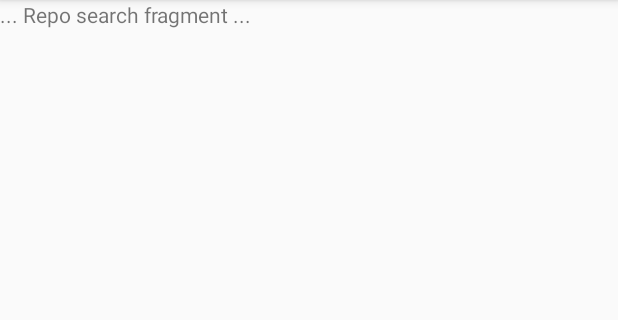
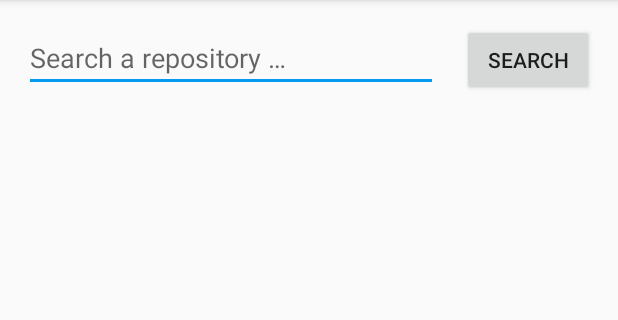
Before and after one commit to aron123/github-browser, an Android app: the screen it shows after launch (MainActivity), in the side drawer, after a tap on "Search repos", on a phone screen of 412 x 824 dp, the part 84-404 px from its top. Run offline under Robolectric (Android 15) with nearby library versions, the phone set to English and light mode, and no system bars; our stand-ins replace Picasso; libraries missing offline, so code that uses them is left out: org.mapstruct, org.mapstruct.factory; pictures from the network do not load; 15 statements that could not run were skipped.

Commit message:
Add repo search

```diff
--- a/app/src/main/java/hu/arondev/uni/mobileprog/githubbrowser/repo/search/RepoSearchFragment.kt
+++ b/app/src/main/java/hu/arondev/uni/mobileprog/githubbrowser/repo/search/RepoSearchFragment.kt
@@ -1,12 +1,19 @@
 package hu.arondev.uni.mobileprog.githubbrowser.repo.search
 
+import android.content.Context
 import androidx.lifecycle.ViewModelProvider
 import android.os.Bundle
 import androidx.fragment.app.Fragment
 import android.view.LayoutInflater
 import android.view.View
 import android.view.ViewGroup
+import hu.arondev.uni.mobileprog.githubbrowser.GitHubViewModelFactory
+import hu.arondev.uni.mobileprog.githubbrowser.MainActivityDelegate
 import hu.arondev.uni.mobileprog.githubbrowser.R
+import hu.arondev.uni.mobileprog.githubbrowser.user.page.RepositoryAdapter
+import kotlinx.android.synthetic.main.repo_search_fragment.*
+import kotlinx.android.synthetic.main.user_search_fragment.*
+import java.lang.ClassCastException
 
 class RepoSearchFragment : Fragment() {
 
@@ -15,6 +22,18 @@ class RepoSearchFragment : Fragment() {
     }
 
     private lateinit var viewModel: RepoSearchViewModel
+
+    private lateinit var mainActivityDelegate: MainActivityDelegate
+
+    override fun onAttach(context: Context) {
+        super.onAttach(context)
+
+        try {
+            mainActivityDelegate = context as MainActivityDelegate
+        } catch (e: ClassCastException) {
+            throw ClassCastException()
+        }
+    }
 
     override fun onCreateView(
         inflater: LayoutInflater, container: ViewGroup?,
@@ -25,8 +44,19 @@ class RepoSearchFragment : Fragment() {
 
     override fun onActivityCreated(savedInstanceState: Bundle?) {
         super.onActivityCreated(savedInstanceState)
-        viewModel = ViewModelProvider(this).get(RepoSearchViewModel::class.java)
-        // TODO: Use the ViewModel
+        viewModel = ViewModelProvider(this, GitHubViewModelFactory).get(RepoSearchViewModel::class.java)
+
+        viewModel.repos.observe(this, { repos ->
+            val adapter = RepositoryAdapter(context!!, repos) { repo ->
+                mainActivityDelegate.openRepositoryPage(repo.owner.login, repo.name)
+            }
+            repo_search_recyclerview.adapter = adapter
+        })
+
+        repo_search_button.setOnClickListener {
+            mainActivityDelegate.hideKeyboard()
+            viewModel.loadRepos(repo_search_input.text.toString())
+        }
     }
 
 }
--- a/app/src/main/java/hu/arondev/uni/mobileprog/githubbrowser/repo/search/RepoSearchViewModel.kt
+++ b/app/src/main/java/hu/arondev/uni/mobileprog/githubbrowser/repo/search/RepoSearchViewModel.kt
@@ -1,7 +1,20 @@
 package hu.arondev.uni.mobileprog.githubbrowser.repo.search
 
-import androidx.lifecycle.ViewModel
+import android.app.Application
+import androidx.lifecycle.MutableLiveData
+import androidx.lifecycle.viewModelScope
+import hu.arondev.uni.mobileprog.core.domain.Repo
+import hu.arondev.uni.mobileprog.framework.Interactors
+import hu.arondev.uni.mobileprog.githubbrowser.GitHubViewModel
+import kotlinx.coroutines.launch
 
-class RepoSearchViewModel : ViewModel() {
-    // TODO: Implement the ViewModel
+class RepoSearchViewModel(application: Application, interactors: Interactors)
+    : GitHubViewModel(application, interactors) {
+        val repos: MutableLiveData<List<Repo>> = MutableLiveData()
+
+    fun loadRepos(query: String) {
+        viewModelScope.launch {
+            repos.value = interactors.searchReposByName(query, 100)
+        }
+    }
 }
--- a/app/src/main/java/hu/arondev/uni/mobileprog/githubbrowser/user/page/UserPageFragment.kt
+++ b/app/src/main/java/hu/arondev/uni/mobileprog/githubbrowser/user/page/UserPageFragment.kt
@@ -79,6 +79,10 @@ class UserPageFragment : Fragment() {
                     .error(R.drawable.ic_profile)
                     .into(profileImageView)
 
+            if (username == null) {
+                profile_page_follow_icon.visibility = View.INVISIBLE
+            }
+
             profile_page_username.text = user.login
             profile_page_realname.text = user.name
             profile_page_organization.text = user.company
--- a/app/src/main/res/layout/repo_search_fragment.xml
+++ b/app/src/main/res/layout/repo_search_fragment.xml
@@ -1,13 +1,41 @@
 <?xml version="1.0" encoding="utf-8"?>
-<FrameLayout xmlns:android="http://schemas.android.com/apk/res/android"
+<RelativeLayout xmlns:android="http://schemas.android.com/apk/res/android"
     xmlns:tools="http://schemas.android.com/tools"
+    xmlns:app="http://schemas.android.com/apk/res-auto"
     android:layout_width="match_parent"
     android:layout_height="match_parent"
+    android:layout_marginTop="@dimen/activity_vertical_margin"
+    android:layout_marginBottom="@dimen/activity_vertical_margin"
+    android:layout_marginStart="@dimen/activity_horizontal_margin"
+    android:layout_marginEnd="@dimen/activity_horizontal_margin"
     tools:context=".repo.search.RepoSearchFragment">
 
-    <TextView
+    <EditText
+        android:id="@+id/repo_search_input"
+        android:layout_width="wrap_content"
+        android:layout_height="wrap_content"
+        android:layout_alignParentStart="true"
+        android:layout_alignParentTop="true"
+        android:layout_toStartOf="@+id/repo_search_button"
+        android:autofillHints=""
+        android:hint="@string/repo_search_hint"
+        android:inputType="text" />
+
+    <Button
+        android:id="@+id/repo_search_button"
+        android:layout_width="wrap_content"
+        android:layout_height="wrap_content"
+        android:layout_alignParentTop="true"
+        android:layout_marginStart="@dimen/activity_horizontal_margin"
+        android:layout_alignParentEnd="true"
+        android:text="@string/search_button_text" />
+
+    <androidx.recyclerview.widget.RecyclerView
+        android:id="@+id/repo_search_recyclerview"
         android:layout_width="match_parent"
-        android:layout_height="match_parent"
-        android:text="... Repo search fragment ..." />
-
-</FrameLayout>
+        android:layout_height="wrap_content"
+        android:layout_below="@+id/repo_search_input"
+        android:layout_marginTop="@dimen/activity_vertical_margin"
+        tools:listitem="@layout/repo_item"
+        app:layoutManager="androidx.recyclerview.widget.LinearLayoutManager" />
+</RelativeLayout>
--- a/app/src/main/res/values/strings.xml
+++ b/app/src/main/res/values/strings.xml
@@ -30,6 +30,7 @@
     <string name="default_forks">0 forks</string>
     <string name="search_button_text">Search</string>
     <string name="username_search_hint">Search a username …</string>
+    <string name="repo_search_hint">Search a repository …</string>
     <plurals name="profile_page_public_repositories">
         <item quantity="one">%d public repository</item>
         <item quantity="other">%d public repositories</item>
```
